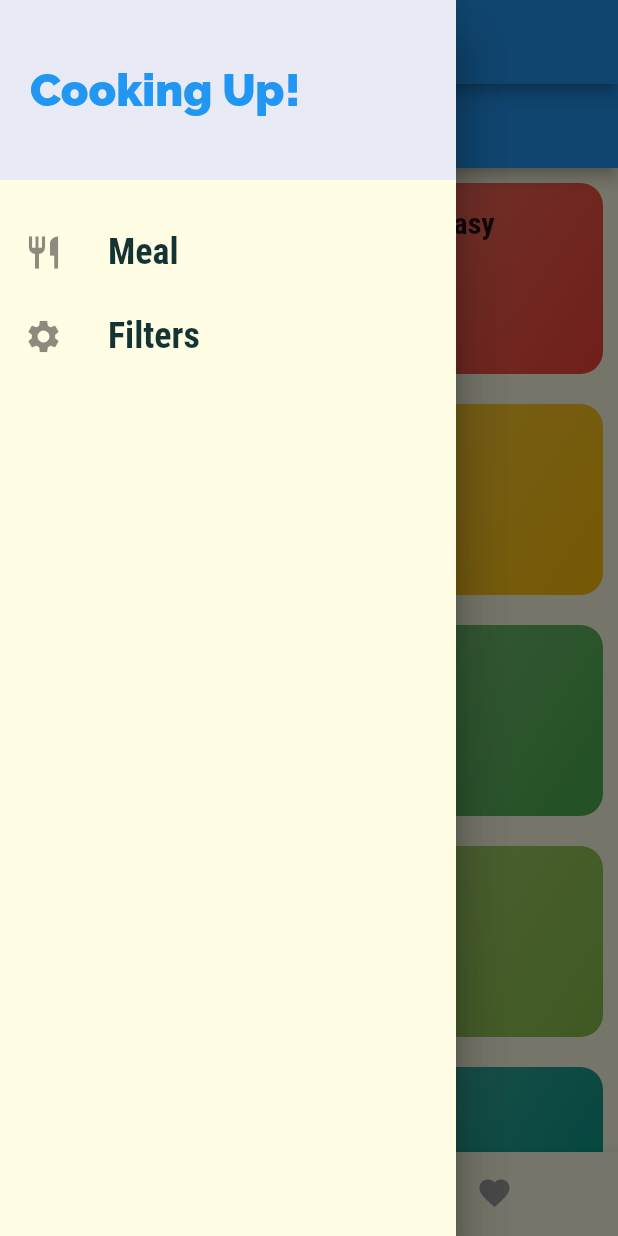
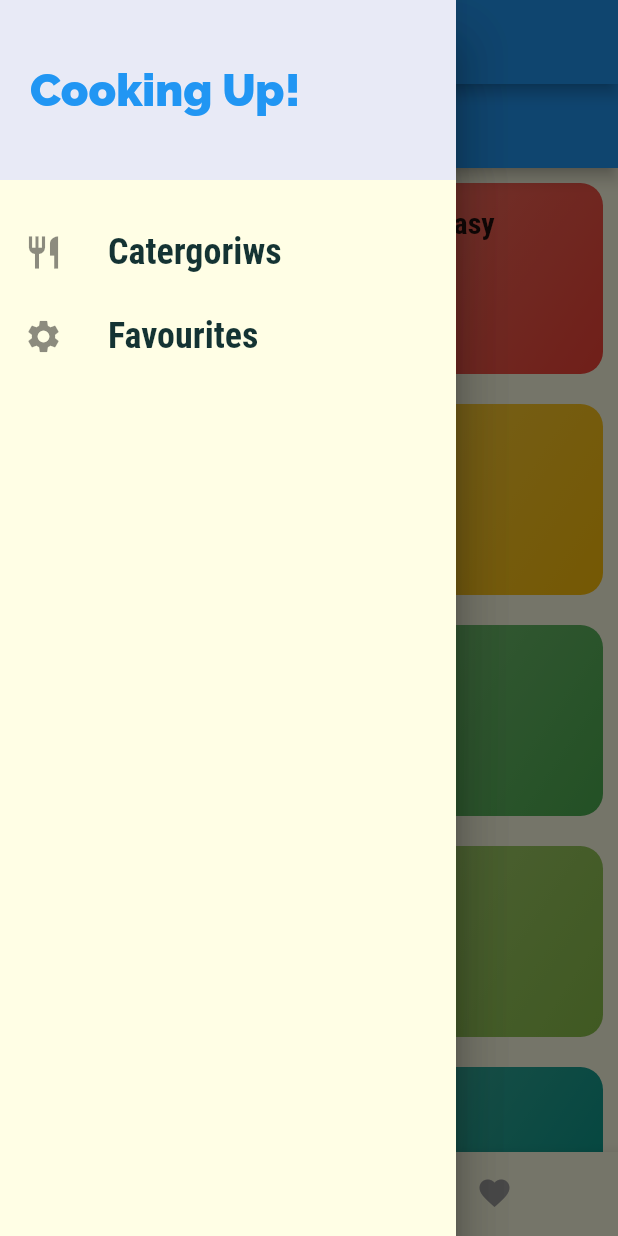
Before and after one commit to AsankaThennakoon/DealiMeals, a Flutter app: the screen it shows after launch, with the side drawer open, on a phone screen of 412 x 824 dp. Run offline on Flutter 3.47's test engine with Material 2 defaults, Android fonts, the phone set to English and light mode, and no system bars.

Commit message:
add drower

```diff
--- a/deli_meals/lib/main.dart
+++ b/deli_meals/lib/main.dart
@@ -1,5 +1,7 @@
+import 'package:deli_meals/screens/filters_screen.dart';
 import 'package:deli_meals/screens/meal_detail_screen.dart';
 import 'package:deli_meals/screens/tabs_screen.dart';
+import 'package:deli_meals/widgets/main_drawer.dart';
 
 import './screens/categories_screen.dart';
 import './screens/category_meals_screen.dart';
@@ -39,6 +41,7 @@ class MyApp extends StatelessWidget {
         '/': (ctx) => TabsScreen(),
         CategoryMealsScreen.routeName: (ctx) => CategoryMealsScreen(),
         MealDetailScreen.routeName: (ctx) => MealDetailScreen(),
+        FiltersScreen.routeName: (ctx) => FiltersScreen(),
       },
     );
   }
--- a/deli_meals/lib/widgets/main_drawer.dart
+++ b/deli_meals/lib/widgets/main_drawer.dart
@@ -1,26 +1,8 @@
+import 'package:deli_meals/screens/favorites_screen.dart';
+import 'package:deli_meals/screens/filters_screen.dart';
 import 'package:flutter/material.dart';
 
 class MainDrawer extends StatelessWidget {
-  const MainDrawer({Key? key}) : super(key: key);
-
-  Widget buildListTile(String title, IconData icon) {
-    return ListTile(
-      leading: Icon(
-        icon,
-        size: 26,
-      ),
-      title: Text(
-        title,
-        style: TextStyle(
-          fontFamily: 'RobotoCondensed',
-          fontSize: 24,
-          fontWeight: FontWeight.bold,
-        ),
-      ),
-      onTap: () {},
-    );
-  }
-
   @override
   Widget build(BuildContext context) {
     return Drawer(
@@ -44,16 +26,74 @@ class MainDrawer extends StatelessWidget {
           SizedBox(
             height: 20,
           ),
-          buildListTile(
-            'Meal',
-            Icons.restaurant,
+          ListTile(
+            leading: Icon(
+              Icons.restaurant,
+              size: 26,
+            ),
+            title: Text(
+              'Catergoriws',
+              style: TextStyle(
+                fontFamily: 'RobotoCondensed',
+                fontSize: 24,
+                fontWeight: FontWeight.bold,
+              ),
+            ),
+            onTap: () {
+              Navigator.of(context).pushNamed('/');
+            },
           ),
-          buildListTile(
-            'Filters',
-            Icons.settings,
+          ListTile(
+            leading: Icon(
+              Icons.settings,
+              size: 26,
+            ),
+            title: Text(
+              'Favourites',
+              style: TextStyle(
+                fontFamily: 'RobotoCondensed',
+                fontSize: 24,
+                fontWeight: FontWeight.bold,
+              ),
+            ),
+            onTap: () {
+              Navigator.of(context).pushNamed(FiltersScreen.routeName);
+            },
           ),
         ],
       ),
     );
   }
 }
+
+
+
+//unfortunatily the below codes are not works properly
+  // Widget buildListTile(String title, IconData icon, Function _tapHandeler) {
+  //   return ListTile(
+  //     leading: Icon(
+  //       icon,
+  //       size: 26,
+  //     ),
+  //     title: Text(
+  //       title,
+  //       style: TextStyle(
+  //         fontFamily: 'RobotoCondensed',
+  //         fontSize: 24,
+  //         fontWeight: FontWeight.bold,
+  //       ),
+  //     ),
+  //     onTap: _tapHandeler(),
+  //   );
+  // }
+
+// buildListTile(
+//             'Meal',
+//             Icons.restaurant,
+//             () => Navigator.of(context).pushNamed('/'),
+//           ),
+//           buildListTile(
+//             'Filters',
+//             Icons.settings,
+//             () => Navigator.of(context).pushNamed(FiltersScreen.routeName),
+//           ),
```
Also changed, not shown: deli_meals/lib/screens/filters_screen.dart (added, +15 -0 lines).
